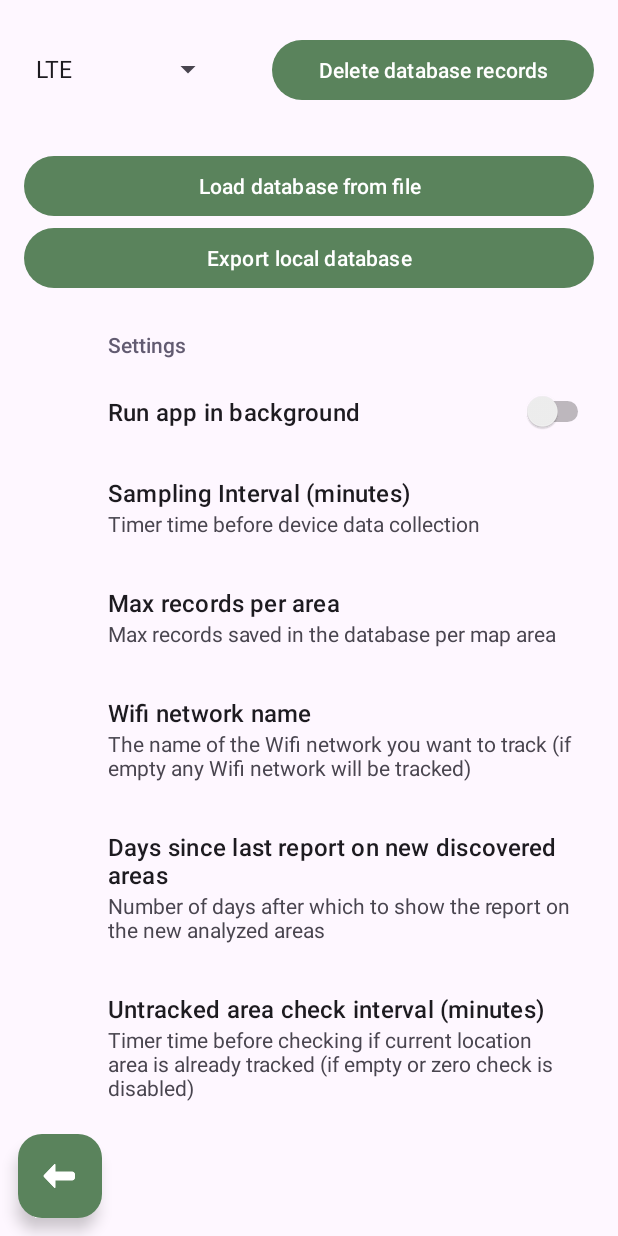
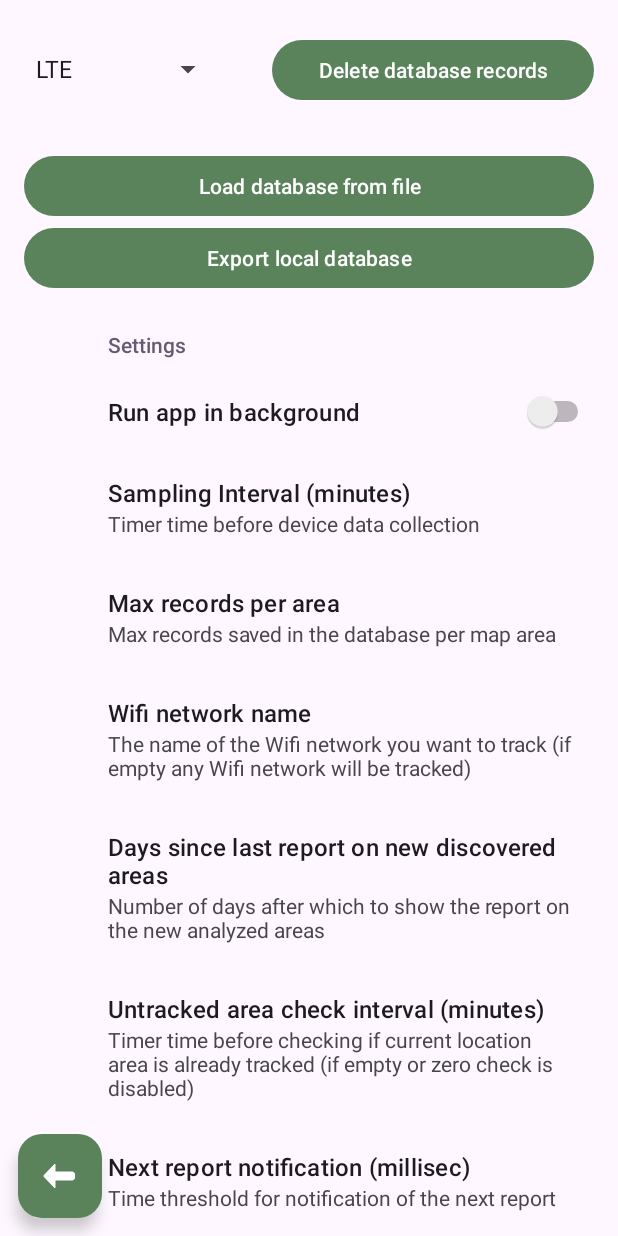
Before and after one commit to fm0989/unibo-66860-LAM, an Android app: the OptionActivity screen opened directly, with no data from a screen before it, on a phone screen of 412 x 824 dp. Run offline under Robolectric (Android 15) with nearby library versions, the light colour scheme and no system bars; our stand-ins replace Room's generated code, androidx.preference.

Commit message:
Modifica millis report in impostazioni

```diff
--- a/app/src/main/res/values/strings.xml
+++ b/app/src/main/res/values/strings.xml
@@ -66,5 +66,7 @@
     <string name="settreport_summ">Number of days after which to show the report on the new analyzed areas</string>
     <string name="untrackedarea">Untracked area check interval (minutes)</string>
     <string name="untrackedarea_summ">Timer time before checking if current location area is already tracked (if empty or zero check is disabled)</string>
+    <string name="reportt">Next report notification (millisec)</string>
+    <string name="reportt_summ">Time threshold for notification of the next report</string>
 
 </resources>
--- a/app/src/main/res/xml/myprefs.xml
+++ b/app/src/main/res/xml/myprefs.xml
@@ -35,5 +35,10 @@
             android:key="untrackedAreaTime"
             android:summary="@string/untrackedarea_summ"
             android:title="@string/untrackedarea" />
+        <EditTextPreference
+            android:dialogTitle="@string/reportt"
+            android:key="reportTime"
+            android:summary="@string/reportt_summ"
+            android:title="@string/reportt" />
     </PreferenceCategory>
 </PreferenceScreen>
```
Also changed, not shown: app/src/main/java/com/example/prjlam/BackgroundReceiver.java (+5 -4 lines), app/src/main/java/com/example/prjlam/MainActivity.java (+9 -7 lines), app/src/main/java/com/example/prjlam/OptionActivity.java (+6 -3 lines), 1 other file.
